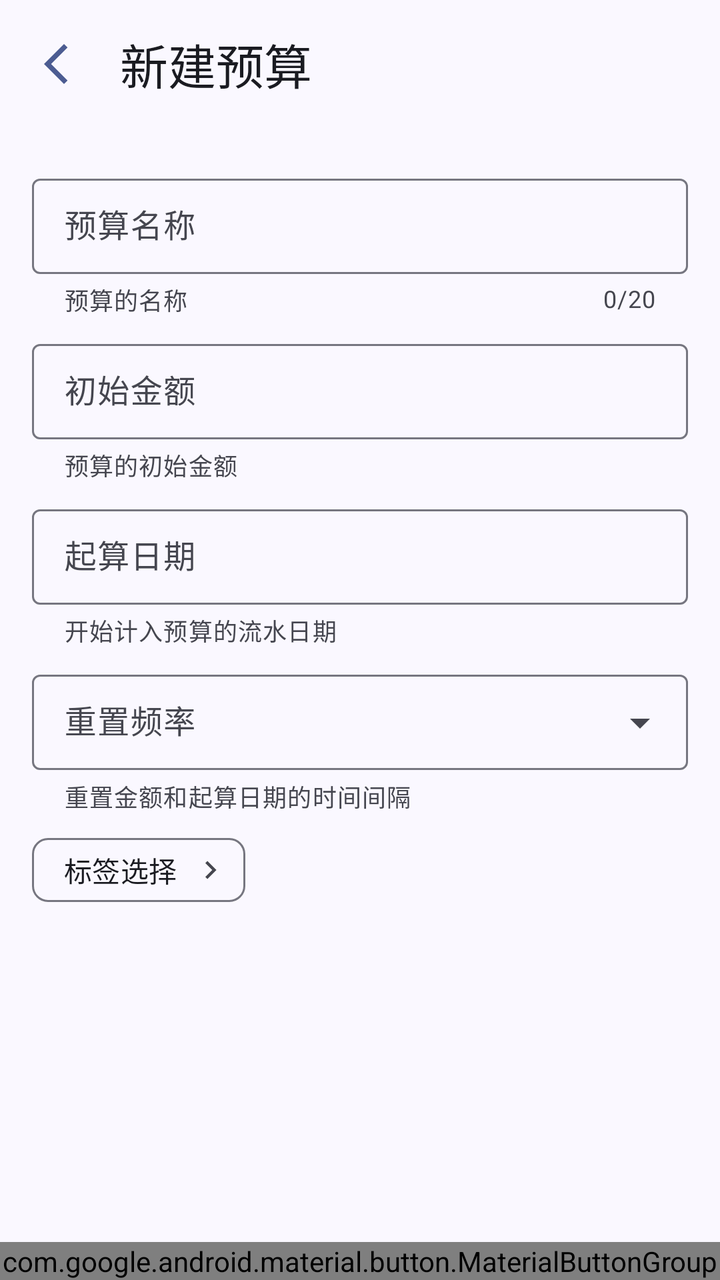
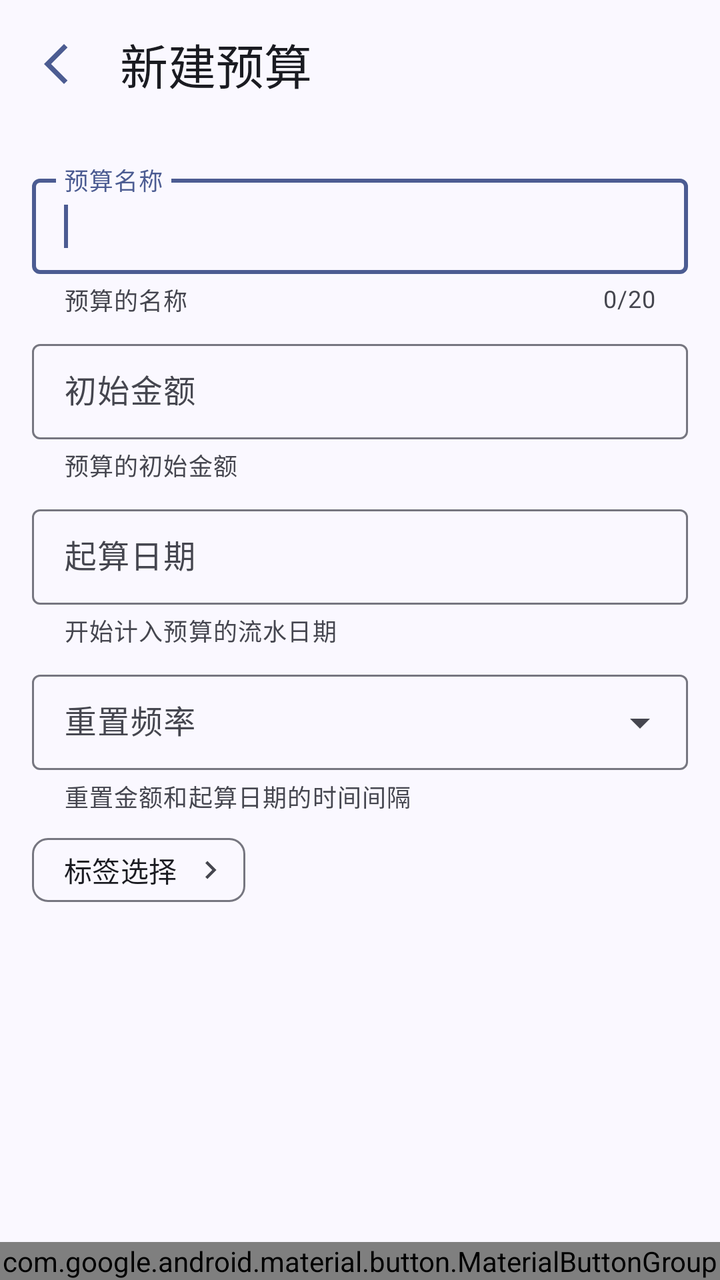

The first picture is an Android layout as it rendered before a commit; the second is the same layout after the commit. The layout source and the unified diff follow.
<!-- AndroidManifest.xml: application theme Theme.ManagerAssistant.Static -->
<!-- res/layout/activity_budget_add_modify.xml -->
<?xml version="1.0" encoding="utf-8"?>
<androidx.constraintlayout.widget.ConstraintLayout xmlns:android="http://schemas.android.com/apk/res/android"
    xmlns:app="http://schemas.android.com/apk/res-auto"
    xmlns:tools="http://schemas.android.com/tools"
    style="@style/CommonPageStyle"
    android:layout_width="match_parent"
    android:layout_height="match_parent"
    tools:context=".ui.pages.bookkeeping.budget.BudgetAddModifyActivity">

    <com.google.android.material.appbar.MaterialToolbar
        android:id="@+id/toolbar"
        android:layout_width="match_parent"
        android:layout_height="wrap_content"
        app:layout_constraintTop_toTopOf="parent"
        app:title="@string/create_budget" />

    <ScrollView
        android:layout_width="match_parent"
        android:layout_height="0dp"
        app:layout_constraintBottom_toTopOf="@+id/bottom_btn_group"
        app:layout_constraintTop_toBottomOf="@+id/toolbar">

        <LinearLayout
            android:layout_width="match_parent"
            android:layout_height="wrap_content"
            android:orientation="vertical"
            android:padding="16dp">

            <com.google.android.material.textfield.TextInputLayout
                android:id="@+id/budget_name_layout"
                style="@style/CommonTextInputLayoutStyle"
                android:layout_width="match_parent"
                android:layout_height="wrap_content"
                android:hint="@string/budget_name"
                app:counterMaxLength="20"
                app:helperText="@string/budget_name_help">

                <com.google.android.material.textfield.TextInputEditText
                    android:id="@+id/budget_name_input"
                    style="@style/UserInputEditTextStyle"
                    android:layout_width="match_parent"
                    android:layout_height="wrap_content" />
            </com.google.android.material.textfield.TextInputLayout>

            <com.google.android.material.textfield.TextInputLayout
                android:id="@+id/init_amount_layout"
                style="@style/CommonTextInputLayoutStyle"
                android:layout_width="match_parent"
                android:layout_height="wrap_content"
                android:hint="@string/init_amount"
                app:counterEnabled="false"
                app:helperText="@string/init_amount_help">

                <com.google.android.material.textfield.TextInputEditText
                    android:id="@+id/init_amount_input"
                    style="@style/UserInputEditTextStyle"
                    android:layout_width="match_parent"
                    android:layout_height="wrap_content"
                    android:inputType="numberDecimal" />
            </com.google.android.material.textfield.TextInputLayout>

            <com.google.android.material.textfield.TextInputLayout
                android:id="@+id/left_amount_layout"
                style="@style/CommonTextInputLayoutStyle"
                android:layout_width="match_parent"
                android:layout_height="wrap_content"
                android:hint="@string/left_amount"
                android:visibility="gone"
                app:counterEnabled="false"
                app:helperText="@string/left_amount_help">

                <com.google.android.material.textfield.TextInputEditText
                    android:id="@+id/left_amount_input"
                    style="@style/UserInputEditTextStyle"
                    android:layout_width="match_parent"
                    android:layout_height="wrap_content"
                    android:inputType="numberDecimal" />
            </com.google.android.material.textfield.TextInputLayout>

            <com.google.android.material.textfield.TextInputLayout
                android:id="@+id/start_date_layout"
                style="@style/CommonTextInputLayoutStyle"
                android:layout_width="match_parent"
                android:layout_height="wrap_content"
                android:hint="@string/start_date"
                app:counterEnabled="false"
                app:helperText="@string/start_date_help">

                <com.google.android.material.textfield.MaterialAutoCompleteTextView
                    android:id="@+id/start_date_input"
                    style="@style/UneditableAutoCompleteTextViewStyle"
                    android:layout_width="match_parent"
                    android:layout_height="wrap_content" />
            </com.google.android.material.textfield.TextInputLayout>

            <com.google.android.material.textfield.TextInputLayout
                android:id="@+id/reset_frequency_layout"
                style="@style/DropdownMenuTextInputLayoutStyle"
                android:layout_width="match_parent"
                android:layout_height="wrap_content"
                android:hint="@string/reset_frequency"
                app:helperText="@string/reset_frequency_help">

                <com.google.android.material.textfield.MaterialAutoCompleteTextView
                    android:id="@+id/reset_frequency_input"
                    style="@style/UneditableAutoCompleteTextViewStyle"
                    android:layout_width="match_parent"
                    android:layout_height="wrap_content" />
            </com.google.android.material.textfield.TextInputLayout>

            <com.google.android.material.chip.ChipGroup
                android:id="@+id/tag_chip_group"
                android:layout_width="match_parent"
                android:layout_height="wrap_content">

                <com.google.android.material.chip.Chip
                    android:id="@+id/tag_select_chip"
                    android:layout_width="wrap_content"
                    android:layout_height="wrap_content"
                    android:text="@string/select_tag"
                    app:closeIcon="@drawable/outline_keyboard_arrow_right_24"
                    app:closeIconEnabled="true" />
            </com.google.android.material.chip.ChipGroup>
        </LinearLayout>
    </ScrollView>

    <com.google.android.material.button.MaterialButtonGroup
        android:id="@+id/bottom_btn_group"
        android:layout_width="match_parent"
        android:layout_height="wrap_content"
        android:gravity="center_horizontal"
        app:layout_constraintBottom_toBottomOf="parent">

        <com.google.android.material.button.MaterialButton
            android:id="@+id/delete_btn"
            style="@style/OutlinedBtnStyle"
            android:layout_width="wrap_content"
            android:layout_height="wrap_content"
            android:text="@string/delete"
            android:visibility="gone" />

        <com.google.android.material.button.MaterialButton
            android:id="@+id/cancel_btn"
            style="@style/OutlinedBtnStyle"
            android:layout_width="wrap_content"
            android:layout_height="wrap_content"
            android:text="@string/cancel" />

        <com.google.android.material.button.MaterialButton
            android:id="@+id/finish_btn"
            style="@style/CommonBtnStyle"
            android:layout_width="wrap_content"
            android:layout_height="wrap_content"
            android:text="@string/finish" />
    </com.google.android.material.button.MaterialButtonGroup>
</androidx.constraintlayout.widget.ConstraintLayout>
<!-- resources referenced by this layout -->
<resources>
  <string name="budget_name">预算名称</string>
  <string name="budget_name_help">预算的名称</string>
  <string name="cancel">取消</string>
  <string name="create_budget">新建预算</string>
  <string name="delete">删除</string>
  <string name="finish">完成</string>
  <string name="init_amount">初始金额</string>
  <string name="init_amount_help">预算的初始金额</string>
  <string name="left_amount">剩余金额</string>
  <string name="left_amount_help">预算剩余的金额</string>
  <string name="reset_frequency">重置频率</string>
  <string name="reset_frequency_help">重置金额和起算日期的时间间隔</string>
  <string name="select_tag">标签选择</string>
  <string name="start_date">起算日期</string>
  <string name="start_date_help">开始计入预算的流水日期</string>
  <style name="CommonPageStyle">
          <item name="android:fitsSystemWindows">true</item>
          <item name="android:background">?attr/colorSurface</item>
      </style>
  <style name="UserInputEditTextStyle" parent="Widget.Material3.TextInputEditText.OutlinedBox.Dense">
          <item name="android:inputType">text</item>
          <item name="android:textColorHighlight">?attr/colorSurfaceVariant</item>
          <item name="android:maxLength">20</item>
      </style>
  <color name="md_theme_primary">#4C5C92</color>
  <color name="md_theme_onPrimary">#FFFFFF</color>
  <color name="md_theme_primaryContainer">#DBE1FF</color>
  <color name="md_theme_onPrimaryContainer">#344479</color>
  <color name="md_theme_secondary">#595E72</color>
  <color name="md_theme_onSecondary">#FFFFFF</color>
  <color name="md_theme_secondaryContainer">#DDE1F9</color>
  <color name="md_theme_onSecondaryContainer">#414659</color>
  <color name="md_theme_tertiary">#745470</color>
  <color name="md_theme_onTertiary">#FFFFFF</color>
  <color name="md_theme_tertiaryContainer">#FFD6F7</color>
  <color name="md_theme_onTertiaryContainer">#5B3D57</color>
  <color name="md_theme_error">#BA1A1A</color>
  <color name="md_theme_onError">#FFFFFF</color>
  <color name="md_theme_errorContainer">#FFDAD6</color>
  <color name="md_theme_onErrorContainer">#93000A</color>
  <color name="md_theme_background">#FAF8FF</color>
  <color name="md_theme_onBackground">#1A1B21</color>
  <color name="md_theme_surface">#FAF8FF</color>
  <color name="md_theme_onSurface">#1A1B21</color>
  <color name="md_theme_surfaceVariant">#E2E1EC</color>
  <color name="md_theme_onSurfaceVariant">#45464F</color>
  <color name="md_theme_outline">#767680</color>
  <color name="md_theme_outlineVariant">#C6C6D0</color>
  <color name="md_theme_inverseSurface">#2F3036</color>
  <color name="md_theme_inverseOnSurface">#F1F0F7</color>
  <color name="md_theme_inversePrimary">#B5C4FF</color>
  <color name="md_theme_primaryFixed">#DBE1FF</color>
  <color name="md_theme_onPrimaryFixed">#02174B</color>
  <color name="md_theme_primaryFixedDim">#B5C4FF</color>
  <color name="md_theme_onPrimaryFixedVariant">#344479</color>
  <color name="md_theme_secondaryFixed">#DDE1F9</color>
  <color name="md_theme_onSecondaryFixed">#161B2C</color>
  <color name="md_theme_secondaryFixedDim">#C1C5DD</color>
  <color name="md_theme_onSecondaryFixedVariant">#414659</color>
  <color name="md_theme_tertiaryFixed">#FFD6F7</color>
  <color name="md_theme_onTertiaryFixed">#2B122A</color>
  <color name="md_theme_tertiaryFixedDim">#E2BBDB</color>
  <color name="md_theme_onTertiaryFixedVariant">#5B3D57</color>
  <color name="md_theme_surfaceDim">#DAD9E0</color>
  <color name="md_theme_surfaceBright">#FAF8FF</color>
  <color name="md_theme_surfaceContainerLowest">#FFFFFF</color>
  <color name="md_theme_surfaceContainerLow">#F4F3FA</color>
  <color name="md_theme_surfaceContainer">#EEEDF4</color>
  <color name="md_theme_surfaceContainerHigh">#E9E7EF</color>
  <color name="md_theme_surfaceContainerHighest">#E3E1E9</color>
  <!-- unchanged entries left out for length: 9 -->
</resources>

<!-- the commit's change to res/layout/activity_budget_add_modify.xml (unified diff, before → after) -->
@@ -34,6 +34,8 @@
                 android:hint="@string/budget_name"
                 app:counterMaxLength="20"
                 app:helperText="@string/budget_name_help">
+
+                <requestFocus />
 
                 <com.google.android.material.textfield.TextInputEditText
                     android:id="@+id/budget_name_input"
